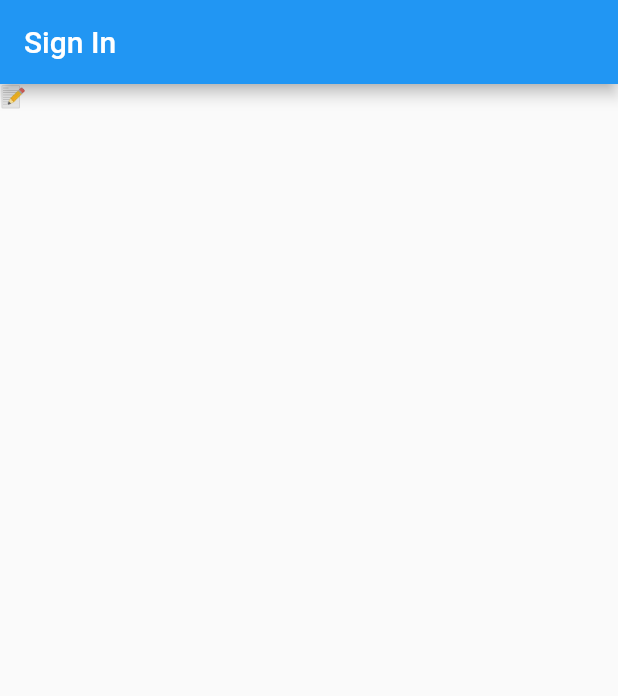
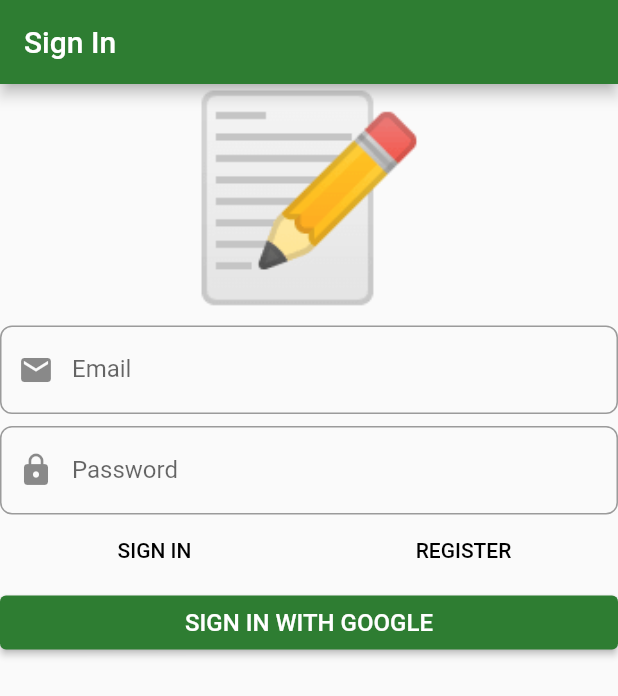
Before and after one commit to Waruna-Kaushalya/flutter_ddd_concepts, a Flutter app: the screen it shows after launch, on a phone screen of 412 x 824 dp. Shown: the top 696 px of the screen. Run offline on Flutter 3.47's test engine with Material 2 defaults, Android fonts, the phone set to English and light mode, and no system bars; our stand-ins replace bloc, dartz, equatable, firebase_auth, firebase_core, flutter_bloc and 4 more; accounts and stored records are empty.

```diff
--- a/lib/application/auth/sign_in_form/bloc/sign_in_form_bloc.dart
+++ b/lib/application/auth/sign_in_form/bloc/sign_in_form_bloc.dart
@@ -1,5 +1,6 @@
 import 'package:bloc/bloc.dart';
 import 'package:dartz/dartz.dart';
+import 'package:flutter/material.dart';
 import 'package:freezed_annotation/freezed_annotation.dart';
 import 'package:injectable/injectable.dart';
 
@@ -127,7 +128,7 @@ class SignInFormBloc extends Bloc<SignInFormEvent, SignInFormState> {
       isSubmitting: false,
       //! concern about whay [showErrorMessages] value has true.
       //! becase if auth is success no need to show err msg
-      showErrorMessages: true,
+      showErrorMessages: AutovalidateMode.always,
 
       /// why [optionOf]
       /// [optionOf] is equl to
--- a/lib/application/auth/sign_in_form/bloc/sign_in_form_state.dart
+++ b/lib/application/auth/sign_in_form/bloc/sign_in_form_state.dart
@@ -5,7 +5,7 @@ class SignInFormState with _$SignInFormState {
   const factory SignInFormState({
     required EmailAddress emailAddress,
     required Password password,
-    required bool showErrorMessages,
+    required AutovalidateMode showErrorMessages,
 
     /// this bool is for show loading indicator while backend press happen
     required bool isSubmitting,
@@ -31,7 +31,7 @@ class SignInFormState with _$SignInFormState {
         /// empty filed show err msg.
         /// but initily we dont need to do that
         /// so then we use [showErrorMessages] bool to handle that
-        showErrorMessages: false,
+        showErrorMessages: AutovalidateMode.disabled,
         isSubmitting: false,
 
         /// no response yet from backend. Therefore Option value is none in
--- a/lib/presentation/core/app_widget.dart
+++ b/lib/presentation/core/app_widget.dart
@@ -7,11 +7,24 @@ class MyApp extends StatelessWidget {
   @override
   Widget build(BuildContext context) {
     return MaterialApp(
-      title: 'Sign IN',
-      theme: ThemeData(
-        primarySwatch: Colors.blue,
-      ),
-      home: const SignInPage(),
-    );
+        title: 'Note',
+        home: const SignInPage(),
+        debugShowCheckedModeBanner: false,
+        theme: ThemeData.light().copyWith(
+          colorScheme: ThemeData().colorScheme.copyWith(
+                primary: Colors.green[800],
+                secondary: Colors.blueAccent,
+              ),
+          inputDecorationTheme: InputDecorationTheme(
+            border: OutlineInputBorder(
+              borderRadius: BorderRadius.circular(
+                8,
+              ),
+            ),
+          ),
+          // buttonTheme: ButtonThemeData(
+          //   textTheme: ButtonTextTheme.accent,
+          // ),
+        ));
   }
 }
--- a/lib/presentation/sign_in/sign_in_page.dart
+++ b/lib/presentation/sign_in/sign_in_page.dart
@@ -16,7 +16,7 @@ class SignInPage extends StatelessWidget {
       ),
       body: BlocProvider(
         create: (context) => getIt<SignInFormBloc>(),
-        child: SignInForm(),
+        child: const SignInForm(),
       ),
     );
   }
--- a/lib/presentation/sign_in/widgets/sign_in_form.dart
+++ b/lib/presentation/sign_in/widgets/sign_in_form.dart
@@ -12,9 +12,97 @@ class SignInForm extends StatelessWidget {
       listener: (context, state) {},
       builder: (context, state) {
         return Form(
-            child: ListView(
-          children: [const Text("📝")],
-        ));
+          autovalidateMode: state.showErrorMessages,
+          child: ListView(
+            children: [
+              const Text(
+                "📝",
+                textAlign: TextAlign.center,
+                style: TextStyle(fontSize: 130),
+              ),
+              const SizedBox(
+                height: 8,
+              ),
+              TextFormField(
+                decoration: const InputDecoration(
+                  prefixIcon: Icon(Icons.email),
+                  labelText: "Email",
+                ),
+                autocorrect: false,
+                onChanged: (value) => context.read<SignInFormBloc>().add(
+                      SignInFormEvent.emailChanged(value),
+                    ),
+                validator: (_) => context
+                    .read<SignInFormBloc>()
+                    .state
+                    .emailAddress
+                    .value
+                    .fold(
+                        (f) => f.maybeMap(
+                              invalidEmail: (_) => "Invalid Email",
+                              orElse: () => null,
+                            ),
+                        (r) => null),
+              ),
+              const SizedBox(
+                height: 8,
+              ),
+              TextFormField(
+                decoration: const InputDecoration(
+                  prefixIcon: Icon(Icons.lock),
+                  labelText: "Password",
+                ),
+                autocorrect: false,
+                onChanged: (value) => context.read<SignInFormBloc>().add(
+                      SignInFormEvent.passwordChanged(value),
+                    ),
+                validator: (_) =>
+                    context.read<SignInFormBloc>().state.password.value.fold(
+                        (f) => f.maybeMap(
+                              shortPassword: (_) => "Short Password",
+                              orElse: () => null,
+                            ),
+                        (r) => null),
+              ),
+              Row(
+                children: [
+                  Expanded(
+                    child: TextButton(
+                      onPressed: () {},
+                      child: const Text(
+                        "SIGN IN",
+                        style: TextStyle(
+                          color: Colors.black,
+                        ),
+                      ),
+                    ),
+                  ),
+                  Expanded(
+                    child: TextButton(
+                      onPressed: () {},
+                      child: const Text(
+                        "REGISTER",
+                        style: TextStyle(
+                          color: Colors.black,
+                        ),
+                      ),
+                    ),
+                  ),
+                ],
+              ),
+              ElevatedButton(
+                onPressed: () {},
+                child: const Text(
+                  "SIGN IN WITH GOOGLE",
+                  style: TextStyle(
+                    color: Colors.white,
+                    fontSize: 16,
+                  ),
+                ),
+              ),
+            ],
+          ),
+        );
       },
     );
   }
```
Also changed, not shown: lib/application/auth/sign_in_form/bloc/sign_in_form_bloc.freezed.dart.
